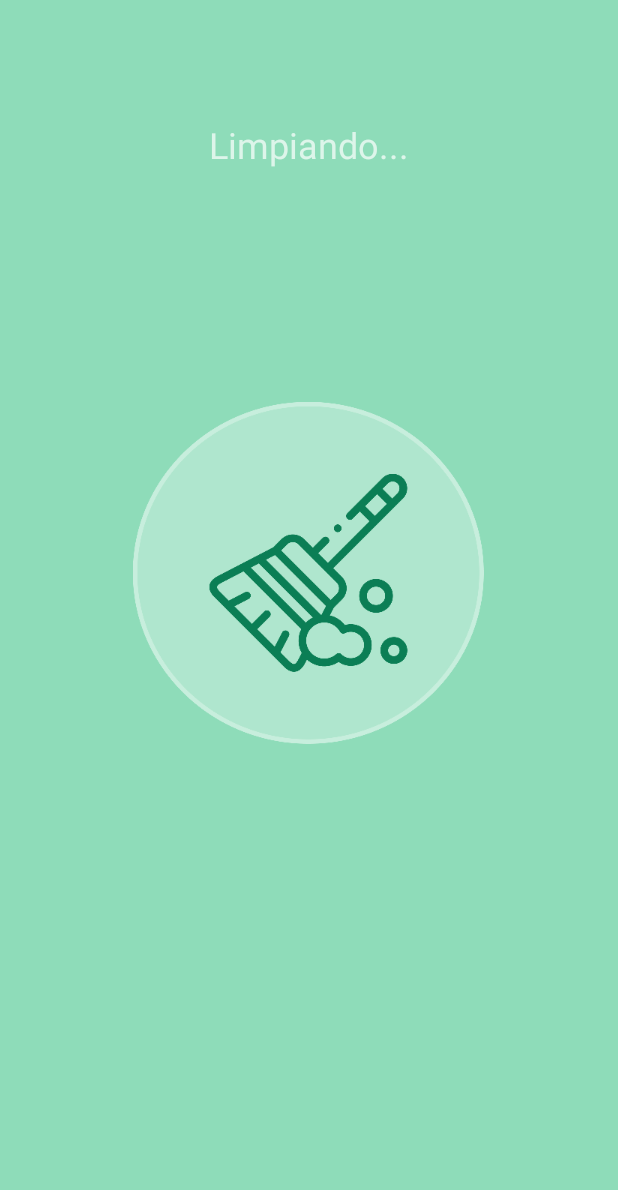
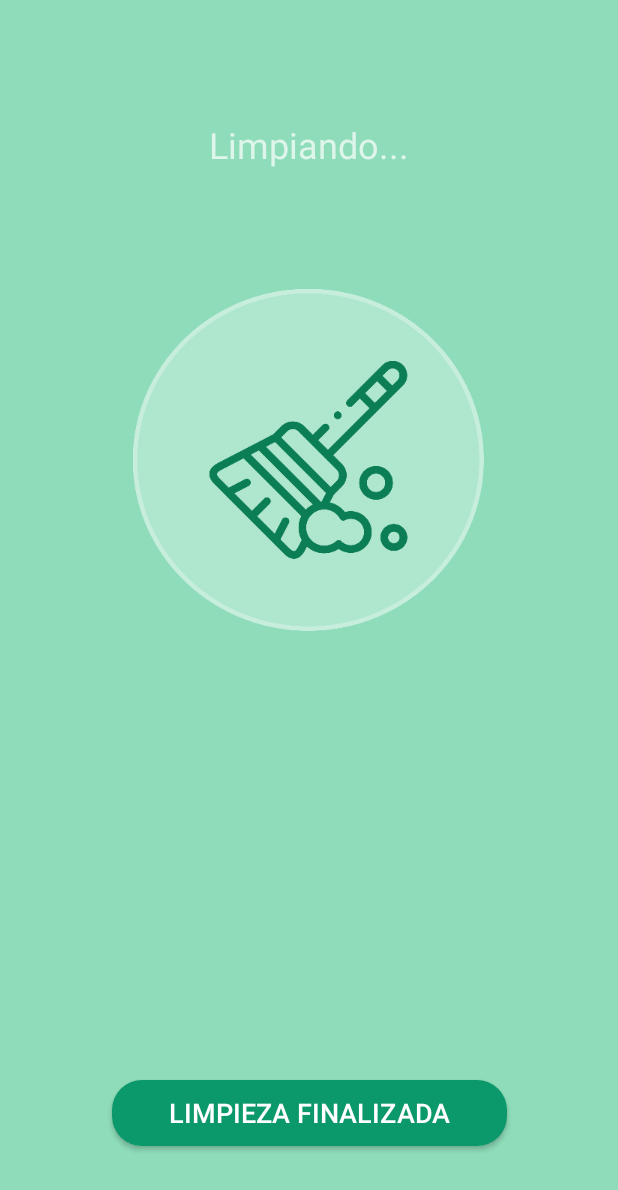
Before and after one commit to dionej11/BotTrash, an Android app: the quinta_activity screen opened directly, with no data from a screen before it, on a phone screen of 412 x 824 dp. Shown: the top 1190 px of the screen. Run offline under Robolectric (Android 15) with nearby library versions, the phone set to English and light mode, and no system bars; network calls fail; 8 statements that could not run were skipped.

Commit message:
i-o de coordenada

```diff
--- a/app/src/main/java/com/example/bottrash/cuarta_activity.java
+++ b/app/src/main/java/com/example/bottrash/cuarta_activity.java
@@ -101,7 +101,7 @@ public class cuarta_activity extends AppCompatActivity {
             public void onClick(View v) {
                 activar = true;
                 Toast.makeText(getBaseContext(), "Conectados", Toast.LENGTH_LONG).show();
-                MyConexionBT.write("g");
+                //MyConexionBT.write("g");
             }
         });
         btnDesconexion.setOnClickListener(new View.OnClickListener() {//DESCONECTAR BT
--- a/app/src/main/java/com/example/bottrash/quinta_activity.java
+++ b/app/src/main/java/com/example/bottrash/quinta_activity.java
@@ -89,7 +89,8 @@ public class quinta_activity extends AppCompatActivity {
             MyConexionBT = new quinta_activity.ConnectedThread(btSocket);//Se hace el proceso del conexiony envio de datos en el hilo
             MyConexionBT.start();
             MyConexionBT.write("h");
-            MyConexionBT.write(Dato);
+            MyConexionBT.write(Dato+".");
+            System.out.println("envio coordenda");
         }
     }
     /****************************Función del uso del hilo********************************/
@@ -137,4 +138,14 @@ public class quinta_activity extends AppCompatActivity {
             }
         }
     }
+    /*****************************Función para pasar a una activity********************************/
+    public void Siguiente(View view){
+        try{
+            btSocket.close();
+        } catch(Exception e){
+            e.printStackTrace();
+        }
+        Intent Siguiente = new Intent(this, SegundoActivity.class);
+        startActivity(Siguiente);
+    }
 }
--- a/app/src/main/res/layout/activity_quinta_activity.xml
+++ b/app/src/main/res/layout/activity_quinta_activity.xml
@@ -6,6 +6,20 @@
     android:layout_height="match_parent"
     android:background="#8EDCB9"
     tools:context=".quinta_activity">
+
+    <Button
+        android:id="@+id/btn_limpio"
+        android:layout_width="263dp"
+        android:layout_height="44dp"
+        android:layout_marginBottom="60dp"
+        android:background="@drawable/button_rounded"
+        android:onClick="Siguiente"
+        android:text="@string/limpio"
+        android:textColor="#FFFFFF"
+        android:textSize="18sp"
+        app:layout_constraintBottom_toBottomOf="parent"
+        app:layout_constraintEnd_toEndOf="parent"
+        app:layout_constraintStart_toStartOf="parent" />
 
     <TextView
         android:id="@+id/limpiando"
@@ -24,13 +38,12 @@
         android:layout_width="wrap_content"
         android:layout_height="wrap_content"
         android:contentDescription="@string/descri"
-        android:onClick="Siguiente"
         app:layout_constraintBottom_toBottomOf="parent"
         app:layout_constraintEnd_toEndOf="parent"
         app:layout_constraintHorizontal_bias="0.497"
         app:layout_constraintStart_toStartOf="parent"
         app:layout_constraintTop_toBottomOf="@+id/limpiando"
-        app:layout_constraintVertical_bias="0.322"
+        app:layout_constraintVertical_bias="0.166"
         app:srcCompat="@mipmap/limpiando_icon" />
 
     <TextView
@@ -41,7 +54,9 @@
         android:textSize="18sp"
         app:layout_constraintBottom_toBottomOf="parent"
         app:layout_constraintEnd_toEndOf="parent"
+        app:layout_constraintHorizontal_bias="0.498"
         app:layout_constraintStart_toStartOf="parent"
-        app:layout_constraintTop_toBottomOf="@+id/imageView5" />
+        app:layout_constraintTop_toBottomOf="@+id/imageView5"
+        app:layout_constraintVertical_bias="0.206" />
 
 </androidx.constraintlayout.widget.ConstraintLayout>
--- a/app/src/main/res/values/strings.xml
+++ b/app/src/main/res/values/strings.xml
@@ -13,4 +13,5 @@
     <string name="desco">Desconectar</string>
     <string name="limpia">Limpiando...</string>
     <string name="lugares">| Lugares añadidos</string>
+    <string name="limpio">Limpieza finalizada</string>
 </resources>
```
